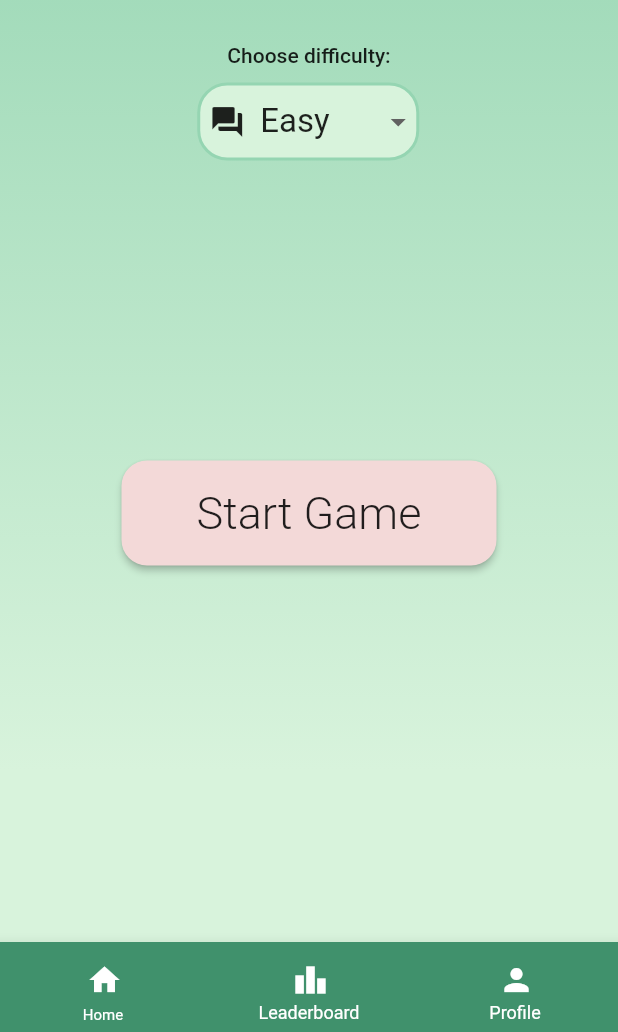
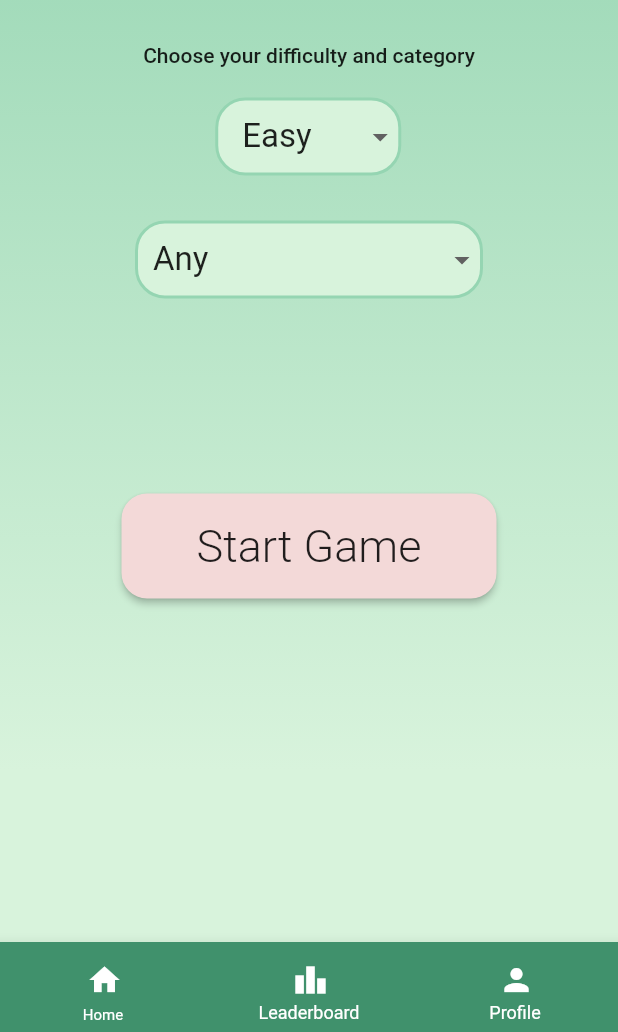
Before and after one commit to gu-tig169/Grupp5, a Flutter app: the StartGameView screen opened by its route, on a phone screen of 412 x 824 dp, the part 204-1236 px from its top. Run offline on Flutter 3.47's test engine with Material 2 defaults, Android fonts, the phone set to English and light mode, and no system bars; accounts and stored records are empty; network calls fail.

```diff
--- /dev/null
+++ b/lib/Network/game_data.dart
@@ -0,0 +1,36 @@
+import 'dart:convert';
+
+import 'package:triviaholic/model/Answer.dart';
+import 'package:triviaholic/model/Player.dart';
+import 'package:http/http.dart' as http;
+import 'package:triviaholic/model/Question.dart';
+
+class GameData {
+  static final String url =
+      'https://opentdb.com/api.php?amount=20&category=9&difficulty=easy&type=multiple';
+
+  // https://opentdb.com/api.php?amount=20&category=9&difficulty=easy&type=multiple
+
+  static Future<List<Question>> getGameData() async {
+    http.Response response = await http.get(url);
+    List<Question> questions = [];
+
+    var jsonResponse = response.body;
+    var responseBody = jsonDecode(jsonResponse)['results'];
+    //print(responseBody);
+
+    for (var question in responseBody) {
+      print(question);
+      List<Answer> answers = [];
+      for (var incorrectAnswer in question['incorrect_answers']) {
+        answers.add(Answer(incorrectAnswer, false));
+      }
+      answers.add(Answer(question['correct_answer'], true));
+      questions.add(Question(question['question'], answers));
+    }
+    for (var i in questions) {
+      print(i.question);
+    }
+    return questions;
+  }
+}
--- a/lib/model/Answer.dart
+++ b/lib/model/Answer.dart
@@ -1,4 +1,6 @@
 class Answer {
   String _title;
   bool _correctAnswer;
+
+  Answer(this._title, this._correctAnswer);
 }
--- /dev/null
+++ b/lib/model/Category.dart
@@ -0,0 +1,42 @@
+class Category {
+  String _category;
+  int _categorypath;
+
+  Category(this._category, this._categorypath);
+
+  static List<Category> categories = [
+    Category('General Knowledge', 9),
+    Category('Books', 10),
+    Category('Film', 11),
+    Category('Music', 12),
+    Category('Musicals', 13),
+    Category('Television', 14),
+    Category('Board Games', 15),
+    Category('Video Games', 16),
+    Category('Comics', 29),
+    Category('Mangas and Anime', 31),
+    Category('Cartoons', 32),
+    Category('Science and Nature', 17),
+    Category('Computers', 18),
+    Category('Mathematics', 19),
+    Category('Gadgets', 30),
+    Category('Mythology', 20),
+    Category('Sports', 21),
+    Category('Geography', 22),
+    Category('History', 23),
+    Category('Politics', 24),
+    Category('Arts', 25),
+    Category('Celebrities', 26),
+    Category('Animals', 27),
+    Category('Vehicles', 28),
+    Category('Any', -1)
+  ];
+
+  String get category {
+    return _category;
+  }
+
+  int get categorypath {
+    return _categorypath;
+  }
+}
--- a/lib/model/Question.dart
+++ b/lib/model/Question.dart
@@ -1,6 +1,16 @@
 import 'package:triviaholic/model/Answer.dart';
 
 class Question {
-  String _questions;
+  String _question;
   List<Answer> _answers;
+
+  Question(this._question, this._answers);
+
+  String get question {
+    return _question;
+  }
+
+  List<Answer> get answers {
+    return _answers;
+  }
 }
--- a/lib/view/startgame_view.dart
+++ b/lib/view/startgame_view.dart
@@ -1,6 +1,8 @@
 import 'dart:ui';
 import 'package:flutter/material.dart';
+import 'package:triviaholic/Network/game_data.dart';
 import 'package:triviaholic/colors/CustomColors.dart';
+import 'package:triviaholic/model/Category.dart';
 import 'package:triviaholic/view/selectProfileView.dart';
 import 'package:triviaholic/view/widgets/navbar.dart';
 import 'package:triviaholic/view/widgets/gradient.dart';
@@ -12,6 +14,7 @@ class StartGameView extends StatefulWidget {
 
 class _StartGameViewState extends State<StartGameView> {
   final List<String> difficultylist = ['Easy', 'Medium', 'Hard'];
+  int currentCategory = -1;
   var _itemselected = 'Easy';
 
   @override
@@ -21,11 +24,15 @@ class _StartGameViewState extends State<StartGameView> {
         child: Gradienter(
           widget: Column(
             children: [
+              spaceBetween(100),
               homeText(),
               spaceBetween(30),
               dropDownTitle(),
-              spaceBetween(10),
+              spaceBetween(20),
               dropdownGenerator(difficultylist),
+              spaceBetween(30),
+              categoryDropDown(),
+              spaceBetween(130),
               startgameButton(context),
             ],
           ),
@@ -37,7 +44,7 @@ class _StartGameViewState extends State<StartGameView> {
 
   Widget startgameButton(context) {
     return Container(
-      margin: EdgeInsets.only(bottom: 50, top: 200),
+      // margin: EdgeInsets.only(bottom: 50, top: 120),
       alignment: Alignment.bottomCenter,
       child: SizedBox(
         width: 250,
@@ -51,7 +58,8 @@ class _StartGameViewState extends State<StartGameView> {
               style: TextStyle(fontSize: 30, fontWeight: FontWeight.w300),
             ),
             onPressed: () {
-              Navigator.pushNamed(context, '/game');
+              GameData.getGameData();
+              //Navigator.pushNamed(context, '/game');
             }),
       ),
     );
@@ -59,7 +67,7 @@ class _StartGameViewState extends State<StartGameView> {
 
   Widget homeText() {
     return Container(
-      margin: EdgeInsets.only(top: 100),
+      // margin: EdgeInsets.only(top: 100),
       alignment: Alignment.center,
       child: Text(
         'Welcome to Triviaholic!',
@@ -84,17 +92,17 @@ class _StartGameViewState extends State<StartGameView> {
                 child: DropdownButton(
               dropdownColor: nyanza,
               items: list
-                  .map((difficultyitem) => DropdownMenuItem(
-                        value: difficultyitem,
+                  .map((dropdownitem) => DropdownMenuItem(
+                        value: dropdownitem,
                         child: Row(
                           children: [
                             Container(width: 6),
-                            Icon(Icons.question_answer),
+                            //Icon(Icons.question_answer),
                             Container(
                               width: 10,
                             ),
                             Text(
-                              difficultyitem,
+                              dropdownitem,
                               style: TextStyle(fontSize: 22),
                             ),
                           ],
@@ -114,9 +122,45 @@ class _StartGameViewState extends State<StartGameView> {
   Widget dropDownTitle() {
     return Container(
       child: Text(
-        'Choose difficulty:',
+        'Choose your difficulty and category',
         style: TextStyle(fontWeight: FontWeight.w500),
       ),
     );
   }
+
+  Widget categoryDropDown() {
+    return Container(
+        margin: EdgeInsets.only(right: 90, left: 90),
+        decoration: ShapeDecoration(
+            color: nyanza,
+            shape: RoundedRectangleBorder(
+                side: BorderSide(
+                    width: 2, style: BorderStyle.solid, color: turquoiseGreen),
+                borderRadius: BorderRadius.circular(20))),
+        child: DropdownButtonHideUnderline(
+            child: DropdownButton(
+          dropdownColor: nyanza,
+          items: Category.categories
+              .map((category) => DropdownMenuItem(
+                    child: Container(
+                      margin: EdgeInsets.only(left: 10),
+                      child: Text(
+                        category.category,
+                        style: TextStyle(fontSize: 22),
+                      ),
+                    ),
+                    value: category.categorypath,
+                  ))
+              .toList(),
+          onChanged: (value) {
+            setState(() {
+              currentCategory = value;
+              print(value);
+            });
+          },
+          value: currentCategory,
+          hint: Text('Choose categories'),
+          isExpanded: true,
+        )));
+  }
 }
```
